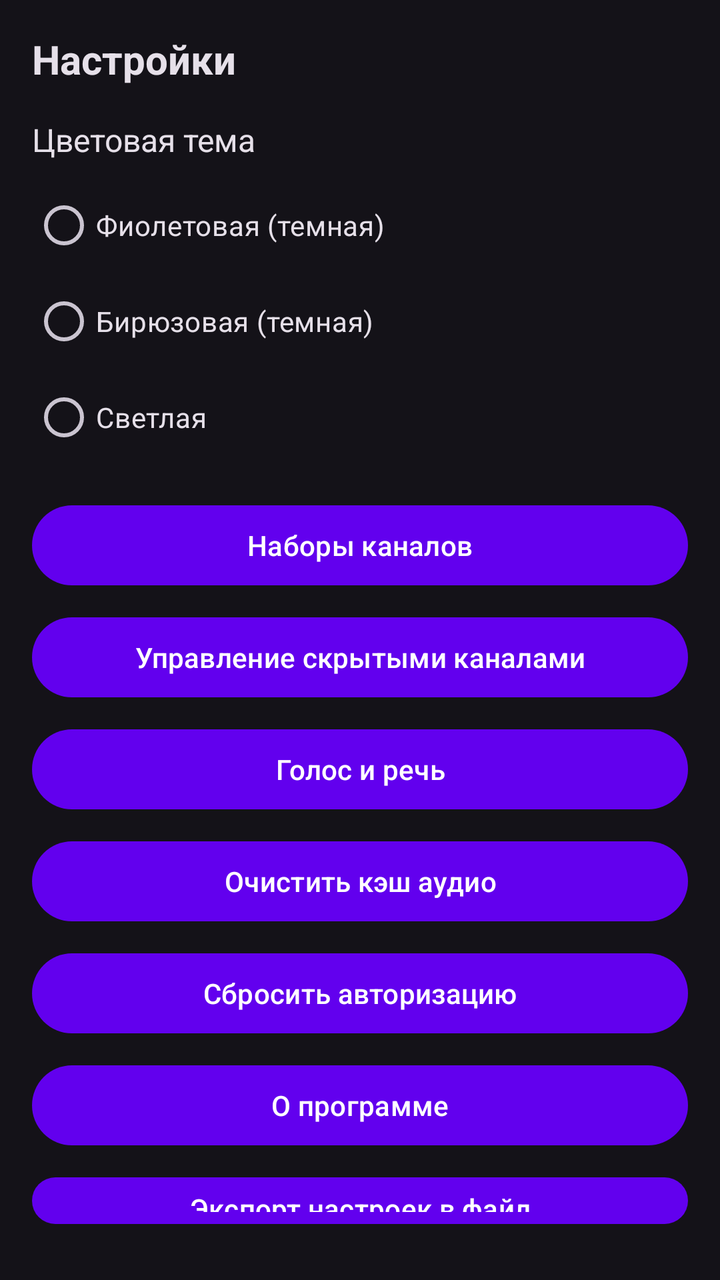
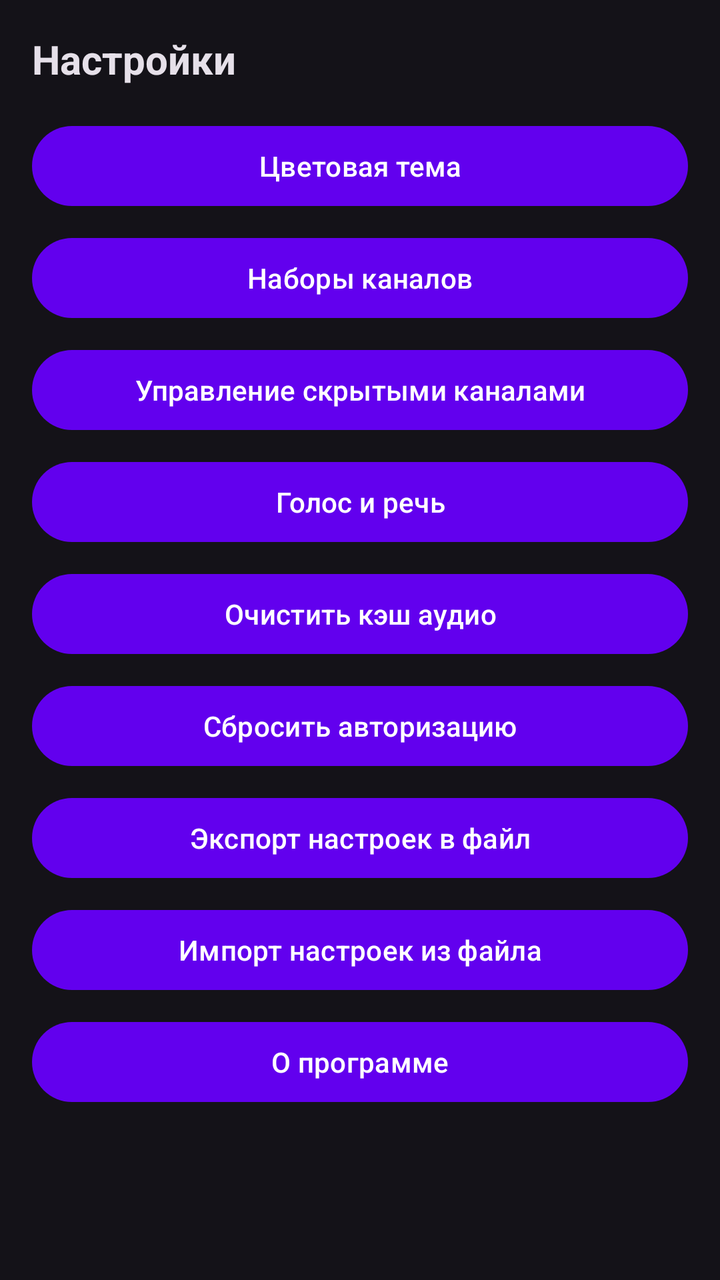

Before-and-after screenshots of an Android layout around one commit, followed by the original layout XML and the change that was made.
<!-- AndroidManifest.xml: application theme Theme.TelegramNewsReader -->
<!-- res/layout/dialog_settings.xml -->
<?xml version="1.0" encoding="utf-8"?>
<LinearLayout xmlns:android="http://schemas.android.com/apk/res/android"
    android:layout_width="match_parent"
    android:layout_height="wrap_content"
    android:orientation="vertical"
    android:padding="16dp">

    <TextView
        android:layout_width="wrap_content"
        android:layout_height="wrap_content"
        android:text="Настройки"
        android:textSize="20sp"
        android:textStyle="bold"
        android:layout_marginBottom="16dp"
        android:textColor="?attr/colorOnSurface" />

    <TextView
        android:layout_width="wrap_content"
        android:layout_height="wrap_content"
        android:text="Цветовая тема"
        android:textSize="16sp"
        android:layout_marginBottom="8dp"
        android:textColor="?attr/colorOnSurface" />

    <RadioGroup
        android:id="@+id/rg_color_theme"
        android:layout_width="match_parent"
        android:layout_height="wrap_content"
        android:orientation="vertical"
        android:layout_marginBottom="16dp">

        <RadioButton
            android:id="@+id/rb_theme_purple"
            android:layout_width="wrap_content"
            android:layout_height="wrap_content"
            android:text="Фиолетовая (темная)" />

        <RadioButton
            android:id="@+id/rb_theme_teal"
            android:layout_width="wrap_content"
            android:layout_height="wrap_content"
            android:text="Бирюзовая (темная)" />

        <RadioButton
            android:id="@+id/rb_theme_light"
            android:layout_width="wrap_content"
            android:layout_height="wrap_content"
            android:text="Светлая" />

    </RadioGroup>

    <Button
        android:id="@+id/btn_manage_presets_settings"
        android:layout_width="match_parent"
        android:layout_height="wrap_content"
        android:text="Наборы каналов"
        android:layout_marginBottom="8dp"
        style="@style/Widget.Material3.Button" />

    <Button
        android:id="@+id/btn_manage_hidden"
        android:layout_width="match_parent"
        android:layout_height="wrap_content"
        android:text="Управление скрытыми каналами"
        android:layout_marginBottom="8dp"
        style="@style/Widget.Material3.Button" />

    <Button
        android:id="@+id/btn_voice_settings"
        android:layout_width="match_parent"
        android:layout_height="wrap_content"
        android:text="Голос и речь"
        android:layout_marginBottom="8dp"
        style="@style/Widget.Material3.Button" />

    <Button
        android:id="@+id/btn_clear_cache"
        android:layout_width="match_parent"
        android:layout_height="wrap_content"
        android:text="Очистить кэш аудио"
        android:layout_marginBottom="8dp"
        style="@style/Widget.Material3.Button" />

    <Button
        android:id="@+id/btn_reset_auth"
        android:layout_width="match_parent"
        android:layout_height="wrap_content"
        android:text="Сбросить авторизацию"
        android:layout_marginBottom="8dp"
        style="@style/Widget.Material3.Button" />

    <Button
        android:id="@+id/btn_about"
        android:layout_width="match_parent"
        android:layout_height="wrap_content"
        android:text="О программе"
        android:layout_marginBottom="8dp"
        style="@style/Widget.Material3.Button" />

    <Button
        android:id="@+id/btn_export_settings"
        android:layout_width="match_parent"
        android:layout_height="wrap_content"
        android:text="Экспорт настроек в файл"
        android:layout_marginBottom="8dp"
        style="@style/Widget.Material3.Button" />

    <Button
        android:id="@+id/btn_import_settings"
        android:layout_width="match_parent"
        android:layout_height="wrap_content"
        android:text="Импорт настроек из файла"
        style="@style/Widget.Material3.Button" />

</LinearLayout>
<!-- resources referenced by this layout -->
<resources>
  <style name="Theme.TelegramNewsReader" parent="Theme.TelegramNewsReader.Purple" />
  <style name="Theme.TelegramNewsReader.Purple" parent="Theme.Material3.Dark.NoActionBar">
          <item name="colorPrimary">@color/purple_500</item>
          <item name="colorPrimaryVariant">@color/purple_700</item>
          <item name="colorOnPrimary">@color/white</item>
          <item name="android:statusBarColor">?attr/colorPrimaryVariant</item>
          <item name="actionBarStyle">@style/CustomActionBarStyle</item>
      </style>
  <color name="purple_500">#FF6200EE</color>
  <color name="purple_700">#FF3700B3</color>
  <color name="white">#FFFFFFFF</color>
  <style name="CustomActionBarStyle" parent="Widget.Material3.ActionBar.Solid">
          <item name="titleTextStyle">@style/CustomActionBarTitle</item>
          <item name="android:titleTextStyle">@style/CustomActionBarTitle</item>
      </style>
  <style name="CustomActionBarTitle" parent="TextAppearance.Material3.ActionBar.Title">
          <item name="android:textSize">18sp</item>
          <item name="android:textStyle">bold</item>
          <item name="android:textColor">@color/white</item>
          <item name="android:gravity">center</item>
          <item name="android:layout_gravity">center</item>
      </style>
</resources>

<!-- the commit's change to res/layout/dialog_settings.xml (unified diff, before → after) -->
@@ -14,40 +14,13 @@
         android:layout_marginBottom="16dp"
         android:textColor="?attr/colorOnSurface" />
 
-    <TextView
-        android:layout_width="wrap_content"
+    <Button
+        android:id="@+id/btn_color_theme"
+        android:layout_width="match_parent"
         android:layout_height="wrap_content"
         android:text="Цветовая тема"
-        android:textSize="16sp"
         android:layout_marginBottom="8dp"
-        android:textColor="?attr/colorOnSurface" />
-
-    <RadioGroup
-        android:id="@+id/rg_color_theme"
-        android:layout_width="match_parent"
-        android:layout_height="wrap_content"
-        android:orientation="vertical"
-        android:layout_marginBottom="16dp">
-
-        <RadioButton
-            android:id="@+id/rb_theme_purple"
-            android:layout_width="wrap_content"
-            android:layout_height="wrap_content"
-            android:text="Фиолетовая (темная)" />
-
-        <RadioButton
-            android:id="@+id/rb_theme_teal"
-            android:layout_width="wrap_content"
-            android:layout_height="wrap_content"
-            android:text="Бирюзовая (темная)" />
-
-        <RadioButton
-            android:id="@+id/rb_theme_light"
-            android:layout_width="wrap_content"
-            android:layout_height="wrap_content"
-            android:text="Светлая" />
-
-    </RadioGroup>
+        style="@style/Widget.Material3.Button" />
 
     <Button
         android:id="@+id/btn_manage_presets_settings"
@@ -90,14 +63,6 @@
         style="@style/Widget.Material3.Button" />
 
     <Button
-        android:id="@+id/btn_about"
-        android:layout_width="match_parent"
-        android:layout_height="wrap_content"
-        android:text="О программе"
-        android:layout_marginBottom="8dp"
-        style="@style/Widget.Material3.Button" />
-
-    <Button
         android:id="@+id/btn_export_settings"
         android:layout_width="match_parent"
         android:layout_height="wrap_content"
@@ -110,6 +75,14 @@
         android:layout_width="match_parent"
         android:layout_height="wrap_content"
         android:text="Импорт настроек из файла"
+        android:layout_marginBottom="8dp"
+        style="@style/Widget.Material3.Button" />
+
+    <Button
+        android:id="@+id/btn_about"
+        android:layout_width="match_parent"
+        android:layout_height="wrap_content"
+        android:text="О программе"
         style="@style/Widget.Material3.Button" />
 
 </LinearLayout>
